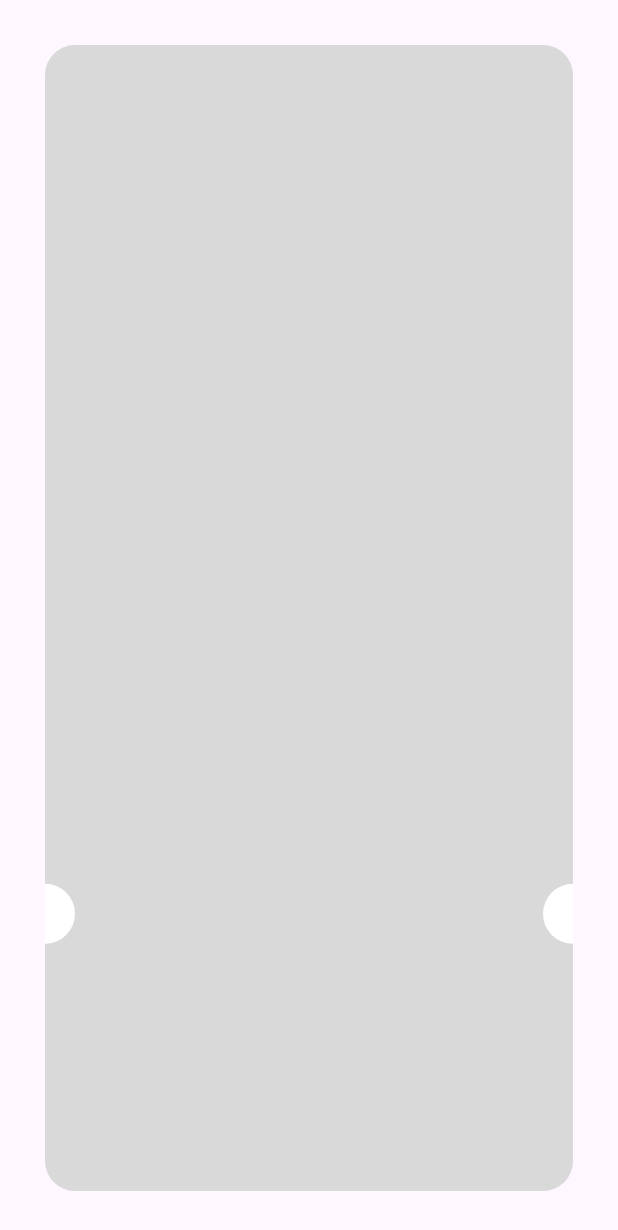
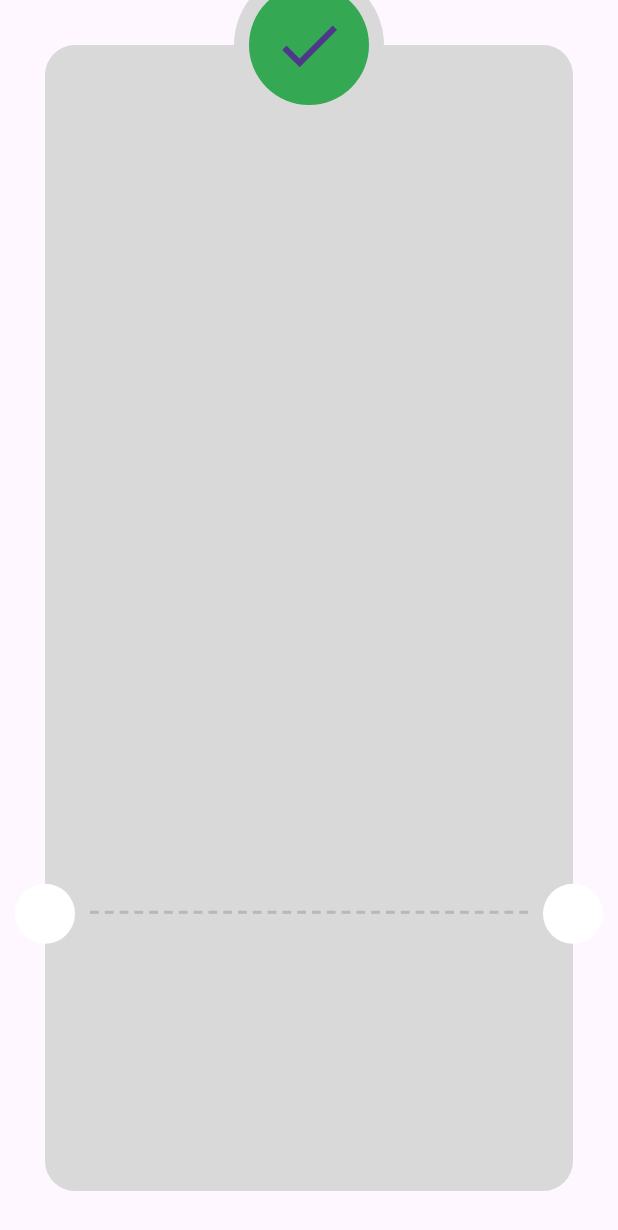
Before and after one commit to makdad-raee/payment_app, a Flutter app: the ThankYouView screen opened directly, on a phone screen of 412 x 824 dp. Shown: the top 1230 px of the screen. Run offline on Flutter 3.47's test engine with Material 3 defaults, Android fonts, the phone set to English and light mode, and no system bars; our stand-ins replace flutter_credit_card, flutter_svg.

Commit message:
create dash  line in the middle of circle avatar by list.generate

```diff
--- a/lib/Features/Checkout/Presentation/Views/widgets/thank_view_body.dart
+++ b/lib/Features/Checkout/Presentation/Views/widgets/thank_view_body.dart
@@ -8,6 +8,7 @@ class ThankYouViewBody extends StatelessWidget {
     return Padding(
       padding: const EdgeInsets.all(30.0),
       child: Stack(
+        clipBehavior: Clip.none,
         children: [
           Container(
             decoration: ShapeDecoration(
@@ -18,13 +19,53 @@ class ThankYouViewBody extends StatelessWidget {
             ),
           ),
           Positioned(
+            left: 20+8,
+            right: 20+8,
+            bottom: MediaQuery.sizeOf(context).height * 0.2+20,
+            child: Row(
+              children: List.generate(
+                30,
+                (index) => Expanded(
+                  child: Padding(
+                    padding: const EdgeInsets.symmetric(horizontal:2),
+                    child: Container(
+                      height: 2,
+
+                      color: const Color(0xFFB8B8B8),
+                    ),
+                  ),
+                ),
+              ),
+            ),
+          ),
+          Positioned(
             left: -20,
-            bottom: MediaQuery.sizeOf(context).height*0.2,
-            child: CircleAvatar(backgroundColor: Colors.white,),),
-            Positioned(
+            bottom: MediaQuery.sizeOf(context).height * 0.2,
+            child: const CircleAvatar(
+              backgroundColor: Colors.white,
+            ),
+          ),
+          Positioned(
             right: -20,
-            bottom: MediaQuery.sizeOf(context).height*0.2,
-            child: CircleAvatar(backgroundColor: Colors.white,),),
+            bottom: MediaQuery.sizeOf(context).height * 0.2,
+            child: const CircleAvatar(
+              backgroundColor: Colors.white,
+            ),
+          ),
+          const Positioned(
+            top: -50,
+            left: 0,
+            right: 0,
+            child: CircleAvatar(
+              radius: 50,
+              backgroundColor: Color(0xFFD9D9D9),
+              child: CircleAvatar(
+                radius: 40,
+                backgroundColor: Color(0xFF34A853),
+                child: Icon(Icons.check, size: 50),
+              ),
+            ),
+          )
         ],
       ),
     );
```
Also changed, not shown: assets/images/truecheck.png (added).
